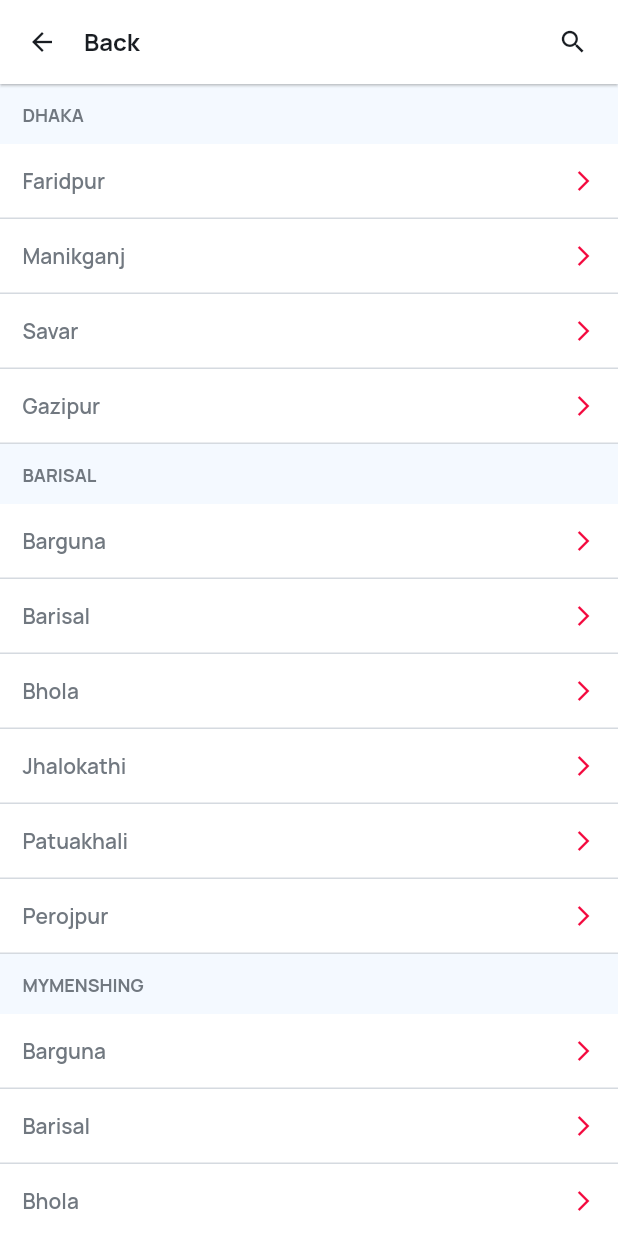
After one commit to App-Geniee/metro_merchant, a Flutter app: the SelectAreaScreen screen opened by its route, on a phone screen of 412 x 824 dp. The commit adds this screen. Run offline on Flutter 3.47's test engine with Material 2 defaults, Android fonts, the phone set to English and light mode, and no system bars; our stand-ins replace carousel_slider, get, pin_code_fields, shared_preferences; accounts and stored records are empty.

Commit message:
feat(select area screen): design_complete

```diff
--- a/lib/core/route/route.dart
+++ b/lib/core/route/route.dart
@@ -2,6 +2,7 @@ import 'package:get/get.dart';
 import 'package:metro_merchant/views/screens/auth/otp/otp_screen.dart';
 import 'package:metro_merchant/views/screens/auth/phone_number_verify/phone_number_verify_screen.dart';
 import 'package:metro_merchant/views/screens/auth/sign_in/sign_in_screen.dart';
+import 'package:metro_merchant/views/screens/auth/sign_up/inner_screens/select_area_screen.dart';
 import 'package:metro_merchant/views/screens/auth/sign_up/inner_screens/select_category_screen.dart';
 import 'package:metro_merchant/views/screens/auth/sign_up/sign_up_screen.dart';
 import 'package:metro_merchant/views/screens/create_parcel/create_parcel_screen.dart';
@@ -20,6 +21,8 @@ class AppRoute {
   static const String signInScreen = "/sign_in_screen";
   static const String signUpScreen = "/sign_up_screen";
   static const String selectCategoryScreen = "/select_category_screen";
+  static const String selectAreaScreen = "/select_area_screen";
+
   static const String phoneNumberVerifyScreen = "/phone_number_verify_screen";
 
   static const String otpScreen = "/otp_screen";
@@ -40,6 +43,8 @@ class AppRoute {
     GetPage(name: signInScreen, page: () => const SignInScreen()),
     GetPage(name: signUpScreen, page: () => const SignUpScreen()),
     GetPage(name: selectCategoryScreen, page: () => const SelectCategoryScreen()),
+    GetPage(name: selectAreaScreen, page: () => const SelectAreaScreen()),
+
     GetPage(name: phoneNumberVerifyScreen, page: () => const PhoneNumberVerifyScreen()),
 
     GetPage(name: otpScreen, page: () => const OtpScreen()),
--- /dev/null
+++ b/lib/views/screens/auth/sign_up/inner_screens/select_area_screen.dart
@@ -0,0 +1,159 @@
+import 'package:flutter/material.dart';
+import 'package:get/get.dart';
+import 'package:metro_merchant/core/utils/app_colors.dart';
+import 'package:metro_merchant/core/utils/dimensions.dart';
+import 'package:metro_merchant/core/utils/font_styles.dart';
+import 'package:metro_merchant/views/components/text_field/custom_text_field.dart';
+
+class SelectAreaScreen extends StatefulWidget {
+  const SelectAreaScreen({Key? key}) : super(key: key);
+
+  @override
+  State<SelectAreaScreen> createState() => _SelectAreaScreenState();
+}
+
+class _SelectAreaScreenState extends State<SelectAreaScreen> {
+
+  bool isSearch = false;
+  var areaList = [
+    {
+      "district" : "DHAKA",
+      "area" : ["Faridpur", "Manikganj", "Savar", "Gazipur"]
+    },
+    {
+      "district" : "BARISAL",
+      "area" : ["Barguna", "Barisal", "Bhola", "Jhalokathi", "Patuakhali", "Perojpur"]
+    },
+    {
+      "district" : "MYMENSHING",
+      "area" : ["Barguna", "Barisal", "Bhola", "Jhalokathi", "Patuakhali", "Perojpur"]
+    },
+    {
+      "district" : "SYLHET",
+      "area" : ["Hobiganj", "Moulvibazar"]
+    }
+  ];
+  late var futureData = Future.value(areaList.map((i) => AreaInfo.fromJson(i)).toList());
+  int selectedIndex = 0;
+
+  @override
+  Widget build(BuildContext context) {
+    return SafeArea(
+      child: Scaffold(
+        backgroundColor: AppColors.screenBgColor,
+        appBar: AppBar(
+          elevation: 0.7,
+          backgroundColor: AppColors.colorWhite,
+          leading: GestureDetector(
+            onTap: () => Get.back(),
+            child: const Icon(Icons.arrow_back_outlined, color: AppColors.colorBlack, size: 20),
+          ),
+          titleSpacing: 0,
+          title: isSearch ? Padding(
+            padding: const EdgeInsets.only(right: Dimensions.space20, bottom: Dimensions.space8),
+            child: CustomTextField(
+                hintText: "Search by area name",
+                onChanged: (value){}
+            ),
+          ) : Text(
+              "Back",
+              style: boldLarge.copyWith(color: AppColors.colorBlack)
+          ),
+          actions: [
+            Padding(
+              padding: const EdgeInsets.only(right: Dimensions.space20),
+              child: GestureDetector(
+                onTap: (){
+                  setState(() {
+                    isSearch = !isSearch;
+                  });
+                },
+                child: Icon(
+                    isSearch ? Icons.clear : Icons.search,
+                    color: isSearch ? AppColors.secondaryColor900 : AppColors.colorBlack,
+                    size: 20
+                ),
+              ),
+            )
+          ],
+        ),
+        body: SingleChildScrollView(
+          child: FutureBuilder<List<AreaInfo>>(
+            future: futureData,
+            builder: (context, snapshot) {
+              if(snapshot.hasData){
+                List<AreaInfo>? data = snapshot.data;
+                return Column(
+                  crossAxisAlignment: CrossAxisAlignment.start,
+                  children: List.generate(data!.length, (index) => Column(
+                    children: [
+                      Container(
+                        width: MediaQuery.of(context).size.width,
+                        padding: const EdgeInsetsDirectional.symmetric(vertical: Dimensions.space12, horizontal: Dimensions.space15),
+                        color: AppColors.primaryColor100,
+                        child: Text(
+                          data[index].district ?? "",
+                          style: boldSmall.copyWith(color: AppColors.colorBlack400),
+                        ),
+                      ),
+                      Column(
+                          crossAxisAlignment: CrossAxisAlignment.start,
+                          children: List.generate(data[index].area!.length, (areaIndex) => Container(
+                            width: MediaQuery.of(context).size.width,
+                            padding: const EdgeInsetsDirectional.symmetric(vertical: Dimensions.space15, horizontal: Dimensions.space15),
+                            decoration: const BoxDecoration(
+                                color: AppColors.transparentColor,
+                                border: Border(
+                                    bottom: BorderSide(
+                                        color: AppColors.colorBlack100,
+                                        width: 1
+                                    )
+                                )
+                            ),
+                            child: Row(
+                              mainAxisAlignment: MainAxisAlignment.spaceBetween,
+                              children: [
+                                Text(
+                                  data[index].area![areaIndex] ?? "",
+                                  style: semiBoldDefault.copyWith(color: AppColors.colorBlack400, fontWeight: FontWeight.w600),
+                                ),
+                                const Icon(
+                                    Icons.arrow_forward_ios,
+                                    color: AppColors.secondaryColor900,
+                                    size: 16
+                                )
+                              ],
+                            ),
+                          ))
+                      )
+                    ],
+                  ))
+                );
+              }
+
+              return const CircularProgressIndicator();
+            },
+          ),
+      ),
+    ));
+  }
+}
+
+class AreaInfo {
+  String? district;
+  List<String>? area;
+
+  AreaInfo({this.district, this.area});
+
+  AreaInfo.fromJson(Map<String, dynamic> json) {
+    district = json['district'];
+    area = json['area'].cast<String>();
+  }
+
+  Map<String, dynamic> toJson() {
+    final Map<String, dynamic> data = <String, dynamic>{};
+    data['district'] = district;
+    data['area'] = area;
+    return data;
+  }
+}
--- a/lib/views/screens/auth/sign_up/sign_up_screen.dart
+++ b/lib/views/screens/auth/sign_up/sign_up_screen.dart
@@ -131,7 +131,7 @@ class _SignUpScreenState extends State<SignUpScreen> {
                       isShowSuffixIcon: true,
                       isPicker: true,
                       isIcon: true,
-                      onSuffixTap: (){},
+                      onSuffixTap: () => Get.toNamed(AppRoute.selectAreaScreen),
                     ),
                     const SizedBox(height: Dimensions.space25),
 
```
